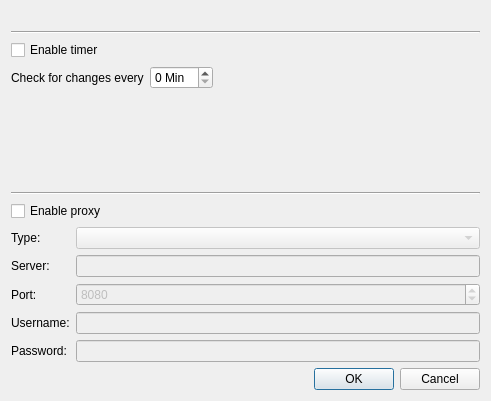
The window that configure.ui (javierllorente/qactus) describes before a commit, drawn with Qt 5.
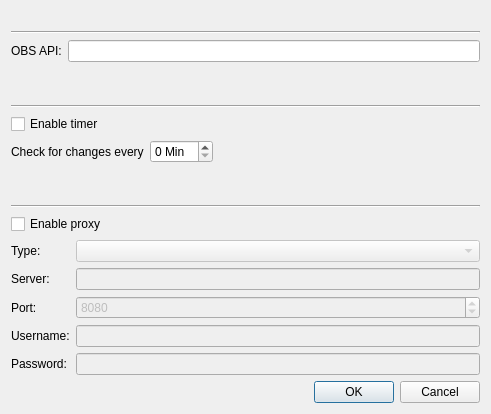
The same window after the commit. Icons and pictures are not drawn.

Commit message: add support for any OBS instance

Patch:
```diff
--- a/configure.ui
+++ b/configure.ui
@@ -10,7 +10,7 @@
     <x>0</x>
     <y>0</y>
     <width>491</width>
-    <height>401</height>
+    <height>414</height>
    </rect>
   </property>
   <property name="windowTitle">
@@ -33,6 +33,27 @@
      </property>
     </widget>
    </item>
+   <item>
+    <widget class="Line" name="lineApiUrl">
+     <property name="orientation">
+      <enum>Qt::Horizontal</enum>
+     </property>
+    </widget>
+   </item>
+   <item>
+    <layout class="QFormLayout" name="formLayoutApiUrl">
+     <item row="0" column="0">
+      <widget class="QLabel" name="labelApiUrl">
+       <property name="text">
+        <string>OBS API:</string>
+       </property>
+      </widget>
+     </item>
+     <item row="0" column="1">
+      <widget class="QLineEdit" name="lineEditApiUrl"/>
+     </item>
+    </layout>
+   </item>
    <item>
     <widget class="Line" name="lineTimer">
      <property name="orientation">
```
Left out of the diff: 2 changed lines with no effect on the pictures. The commit also changes 2 other files.
